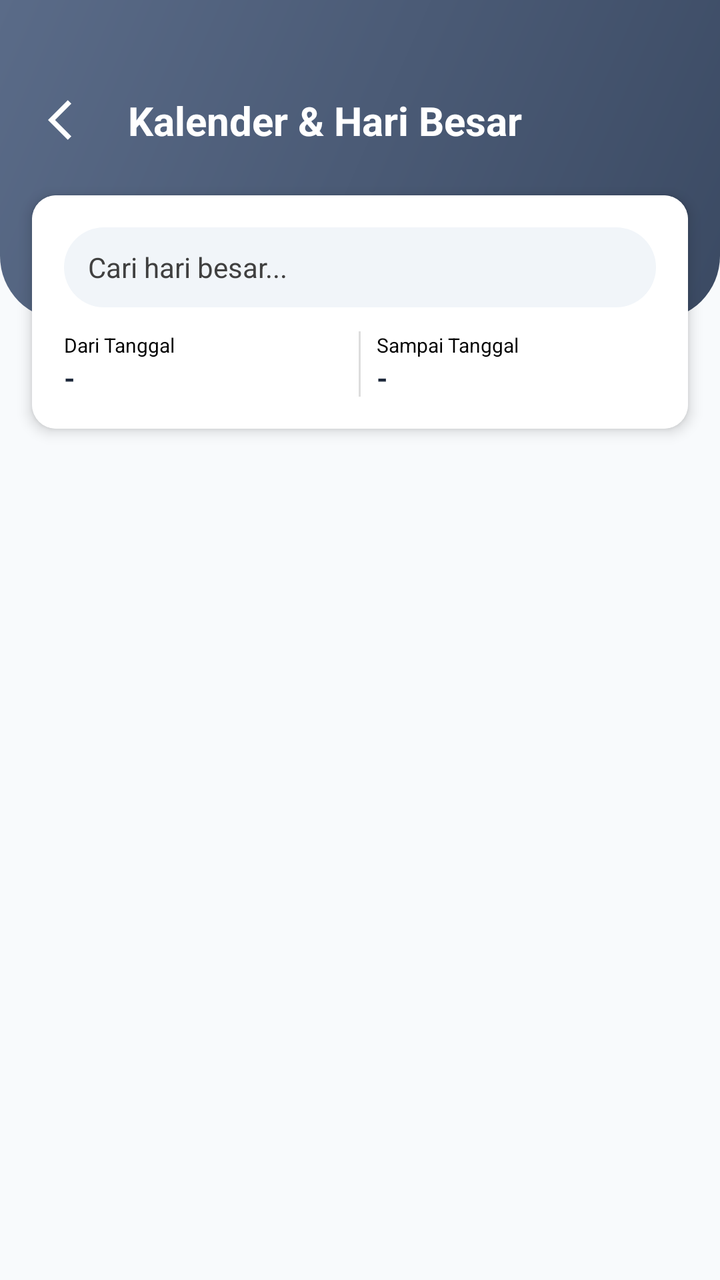
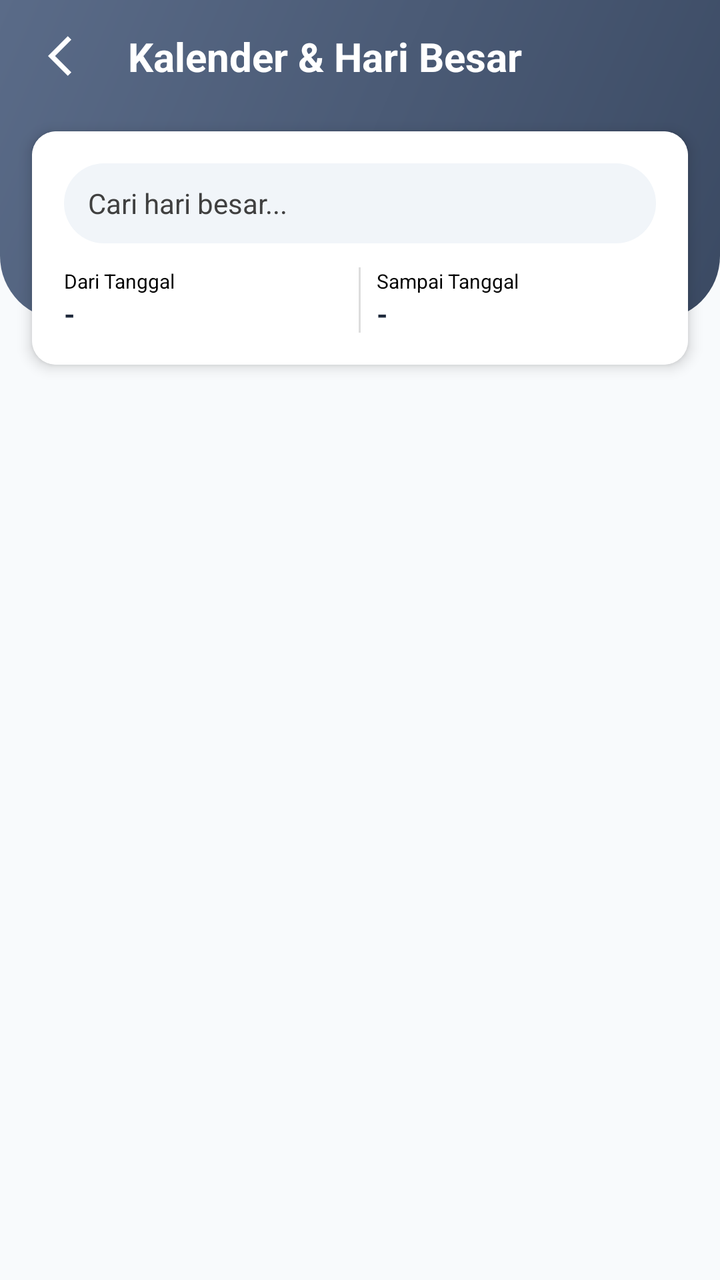

The first picture is an Android layout as it rendered before a commit; the second is the same layout after the commit. The layout source and the unified diff follow.
<!-- AndroidManifest.xml: application theme AppTheme -->
<!-- res/layout/activity_calendar.xml -->
<?xml version="1.0" encoding="utf-8"?>
<androidx.constraintlayout.widget.ConstraintLayout
    xmlns:android="http://schemas.android.com/apk/res/android"
    xmlns:app="http://schemas.android.com/apk/res-auto"
    xmlns:tools="http://schemas.android.com/tools"
    android:layout_width="match_parent"
    android:layout_height="match_parent"
    android:background="@color/bg_background">

    <View
        android:id="@+id/headerBg"
        android:layout_width="match_parent"
        android:layout_height="160dp"
        android:background="@drawable/bg_header_gradient"
        app:layout_constraintTop_toTopOf="parent" />

    <ImageView
        android:id="@+id/btnBack"
        android:layout_width="wrap_content"
        android:layout_height="wrap_content"
        android:layout_marginStart="24dp"
        android:layout_marginTop="48dp"
        android:src="@drawable/ic_arrow_back"
        app:tint="@android:color/white"
        app:layout_constraintStart_toStartOf="parent"
        app:layout_constraintTop_toTopOf="parent" />

    <TextView
        android:id="@+id/tvTitle"
        android:layout_width="wrap_content"
        android:layout_height="wrap_content"
        android:layout_marginStart="16dp"
        android:text="Kalender &amp; Hari Besar"
        android:textColor="@android:color/white"
        android:textSize="20sp"
        android:textStyle="bold"
        app:layout_constraintBottom_toBottomOf="@id/btnBack"
        app:layout_constraintStart_toEndOf="@id/btnBack"
        app:layout_constraintTop_toTopOf="@id/btnBack" />

    <androidx.cardview.widget.CardView
        android:id="@+id/cardFilter"
        android:layout_width="match_parent"
        android:layout_height="wrap_content"
        android:layout_marginHorizontal="16dp"
        android:layout_marginTop="24dp"
        app:cardCornerRadius="12dp"
        app:cardElevation="4dp"
        app:layout_constraintTop_toBottomOf="@id/tvTitle">

        <LinearLayout
            android:layout_width="match_parent"
            android:layout_height="wrap_content"
            android:background="@android:color/white"
            android:orientation="vertical"
            android:padding="16dp">

            <EditText
                android:id="@+id/etSearch"
                android:layout_width="match_parent"
                android:layout_height="40dp"
                android:background="@drawable/bg_card_rounded"
                android:backgroundTint="#F1F5F9"
                android:drawablePadding="8dp"
                android:hint="Cari hari besar..."
                android:textColorHint="#404040"
                android:textColor="@color/text_primary"
                android:paddingHorizontal="12dp"
                android:textSize="14sp"
                android:inputType="text"
                android:maxLines="1"/>

            <LinearLayout
                android:layout_width="match_parent"
                android:layout_height="wrap_content"
                android:layout_marginTop="12dp"
                android:orientation="horizontal"
                android:baselineAligned="false">

                <LinearLayout
                    android:id="@+id/btnStartDate"
                    android:layout_width="0dp"
                    android:layout_height="wrap_content"
                    android:layout_weight="1"
                    android:orientation="vertical"
                    android:background="?attr/selectableItemBackground"
                    android:clickable="true"
                    android:focusable="true">

                    <TextView
                        android:layout_width="wrap_content"
                        android:layout_height="wrap_content"
                        android:text="Dari Tanggal"
                        android:textSize="10sp"
                        android:textColor="@android:color/black"/>
                    <TextView
                        android:id="@+id/tvStartDateVal"
                        android:layout_width="match_parent"
                        android:layout_height="wrap_content"
                        android:text="-"
                        android:textStyle="bold"
                        android:textColor="@color/text_primary"/>
                </LinearLayout>

                <View
                    android:layout_width="1dp"
                    android:layout_height="match_parent"
                    android:layout_marginHorizontal="8dp"
                    android:background="#ddd"/>

                <LinearLayout
                    android:id="@+id/btnEndDate"
                    android:layout_width="0dp"
                    android:layout_height="wrap_content"
                    android:layout_weight="1"
                    android:orientation="vertical"
                    android:background="?attr/selectableItemBackground"
                    android:clickable="true"
                    android:focusable="true">

                    <TextView
                        android:layout_width="wrap_content"
                        android:layout_height="wrap_content"
                        android:text="Sampai Tanggal"
                        android:textSize="10sp"
                        android:textColor="@android:color/black"/>
                    <TextView
                        android:id="@+id/tvEndDateVal"
                        android:layout_width="match_parent"
                        android:layout_height="wrap_content"
                        android:text="-"
                        android:textStyle="bold"
                        android:textColor="@color/text_primary"/>
                </LinearLayout>

                <ImageView
                    android:id="@+id/btnResetDate"
                    android:layout_width="24dp"
                    android:layout_height="24dp"
                    android:layout_gravity="center_vertical"
                    android:src="@drawable/ic_reset"
                    app:tint="@android:color/holo_red_light"
                    android:layout_marginStart="8dp"
                    android:visibility="gone"/>
            </LinearLayout>
        </LinearLayout>
    </androidx.cardview.widget.CardView>

    <androidx.recyclerview.widget.RecyclerView
        android:id="@+id/rvHolidays"
        android:layout_width="match_parent"
        android:layout_height="0dp"
        android:layout_marginTop="16dp"
        android:paddingHorizontal="16dp"
        android:clipToPadding="false"
        app:layout_constraintTop_toBottomOf="@id/cardFilter"
        app:layout_constraintBottom_toBottomOf="parent"
        tools:listitem="@layout/item_holiday" />

    <ProgressBar
        android:id="@+id/progressBar"
        android:layout_width="wrap_content"
        android:layout_height="wrap_content"
        app:layout_constraintBottom_toBottomOf="parent"
        app:layout_constraintEnd_toEndOf="parent"
        app:layout_constraintStart_toStartOf="parent"
        app:layout_constraintTop_toTopOf="parent" />

</androidx.constraintlayout.widget.ConstraintLayout>
<!-- res/layout/item_holiday.xml (included above) -->
<?xml version="1.0" encoding="utf-8"?>
<androidx.cardview.widget.CardView xmlns:android="http://schemas.android.com/apk/res/android"
    android:layout_width="match_parent"
    android:layout_height="wrap_content"
    xmlns:app="http://schemas.android.com/apk/res-auto"
    android:layout_marginBottom="12dp"
    android:background="@android:color/white"
    app:cardCornerRadius="12dp"
    app:cardElevation="2dp">

    <LinearLayout
        android:layout_width="match_parent"
        android:background="@android:color/white"
        android:layout_height="wrap_content"
        android:orientation="vertical"
        android:padding="16dp">

        <TextView
            android:id="@+id/tvDate"
            android:layout_width="wrap_content"
            android:layout_height="wrap_content"
            android:text="17 Agustus 2024"
            android:textColor="@color/header_start"
            android:textStyle="bold" />

        <TextView
            android:id="@+id/tvName"
            android:layout_width="wrap_content"
            android:layout_height="wrap_content"
            android:layout_marginTop="4dp"
            android:text="Hari Kemerdekaan RI"
            android:textColor="@color/text_primary"
            android:textSize="16sp" />

        <TextView
            android:id="@+id/tvType"
            android:layout_width="wrap_content"
            android:layout_height="wrap_content"
            android:layout_marginTop="8dp"
            android:text="Nasional"
            android:textColor="@android:color/black"
            android:textSize="10sp"
            android:background="@drawable/bg_card_rounded"
            android:paddingVertical="2dp"/>
    </LinearLayout>
</androidx.cardview.widget.CardView>
<!-- resources referenced by this layout -->
<resources>
  <color name="bg_background">#F8FAFC</color>
  <color name="header_start">#5A6B88</color>
  <color name="text_primary">#1E293B</color>
  <!-- drawable bg_card_rounded (drawable) -->
  <?xml version="1.0" encoding="utf-8"?>
  <shape xmlns:android="http://schemas.android.com/apk/res/android">
      <solid android:color="@color/card_white"/>
      <corners android:radius="24dp"/>
  </shape>
  <!-- drawable bg_header_gradient (drawable) -->
  <?xml version="1.0" encoding="utf-8"?>
  <shape xmlns:android="http://schemas.android.com/apk/res/android" android:shape="rectangle">
      <gradient
          android:startColor="@color/header_start"
          android:endColor="@color/header_end"
          android:angle="315"/>
      <corners
          android:bottomLeftRadius="32dp"
          android:bottomRightRadius="32dp"/>
  </shape>
  <!-- drawable ic_arrow_back (drawable) -->
  <vector android:height="24dp" android:tint="#FFFFFF"
      android:viewportHeight="24" android:viewportWidth="24"
      android:width="24dp" xmlns:android="http://schemas.android.com/apk/res/android">
      <path android:fillColor="@android:color/white" android:pathData="M11.67,3.87L9.9,2.1 0,12l9.9,9.9 1.77,-1.77L3.54,12z"/>
  </vector>
  <!-- drawable ic_reset (drawable) -->
  <vector android:height="24dp" android:tint="#A3A3A3"
      android:viewportHeight="24" android:viewportWidth="24"
      android:width="24dp" xmlns:android="http://schemas.android.com/apk/res/android">
      <path android:fillColor="@android:color/white" android:pathData="M14,12c0,-1.1 -0.9,-2 -2,-2s-2,0.9 -2,2 0.9,2 2,2 2,-0.9 2,-2zM12,3c-4.97,0 -9,4.03 -9,9L0,12l4,4 4,-4L5,12c0,-3.87 3.13,-7 7,-7s7,3.13 7,7 -3.13,7 -7,7c-1.51,0 -2.91,-0.49 -4.06,-1.3l-1.42,1.44C8.04,20.3 9.94,21 12,21c4.97,0 9,-4.03 9,-9s-4.03,-9 -9,-9z"/>
  </vector>
  <style name="AppTheme" parent="Theme.AlKaukaba">
          <item name="android:windowDrawsSystemBarBackgrounds" tools:targetApi="lollipop">true</item>
      </style>
  <color name="card_white">#FFFFFF</color>
  <color name="header_end">#3B4A63</color>
  <style name="Theme.AlKaukaba" parent="Theme.MaterialComponents.DayNight.NoActionBar">
          
          <item name="colorPrimary">@color/purple_500</item>
          <item name="colorPrimaryVariant">@color/transparent</item>
          <item name="colorOnPrimary">@color/white</item>
          
          <item name="colorSecondary">@color/teal_200</item>
          <item name="colorSecondaryVariant">@color/teal_700</item>
          <item name="colorOnSecondary">@color/black</item>
          
          <item name="android:statusBarColor" tools:targetApi="l">?attr/colorPrimaryVariant</item>
          
      </style>
  <color name="purple_500">#FF6200EE</color>
  <color name="transparent">#00FFFFFF</color>
  <color name="white">#FFFFFFFF</color>
  <color name="teal_200">#FF03DAC5</color>
  <color name="teal_700">#FF018786</color>
  <color name="black">#FF000000</color>
</resources>

<!-- the commit's change to res/layout/activity_calendar.xml (unified diff, before → after) -->
@@ -19,7 +19,7 @@
         android:layout_width="wrap_content"
         android:layout_height="wrap_content"
         android:layout_marginStart="24dp"
-        android:layout_marginTop="48dp"
+        android:layout_marginTop="16dp"
         android:src="@drawable/ic_arrow_back"
         app:tint="@android:color/white"
         app:layout_constraintStart_toStartOf="parent"
<!-- resource entries referenced after the edit -->
@@ -49,6 +49,7 @@
           
           <item name="android:statusBarColor" tools:targetApi="l">?attr/colorPrimaryVariant</item>
           
+          <item name="bottomSheetDialogTheme">@style/ThemeOverlay.AlKaukaba.BottomSheetDialog</item>
       </style>
   <color name="purple_500">#FF6200EE</color>
   <color name="transparent">#00FFFFFF</color>
@@ -56,5 +57,18 @@
   <color name="teal_200">#FF03DAC5</color>
   <color name="teal_700">#FF018786</color>
   <color name="black">#FF000000</color>
+  <style name="ThemeOverlay.AlKaukaba.BottomSheetDialog" parent="ThemeOverlay.MaterialComponents.BottomSheetDialog">
+          <item name="bottomSheetStyle">@style/Widget.AlKaukaba.BottomSheet.Modal</item>
+      </style>
+  <style name="Widget.AlKaukaba.BottomSheet.Modal" parent="Widget.MaterialComponents.BottomSheet.Modal">
+          <item name="shapeAppearanceOverlay">@style/ShapeAppearance.AlKaukaba.BottomSheet</item>
+      </style>
+  <style name="ShapeAppearance.AlKaukaba.BottomSheet" parent="">
+          <item name="cornerFamily">rounded</item>
+          <item name="cornerSizeTopLeft">16dp</item>
+          <item name="cornerSizeTopRight">16dp</item>
+          <item name="cornerSizeBottomLeft">0dp</item>
+          <item name="cornerSizeBottomRight">0dp</item>
+      </style>
 </resources>
 
